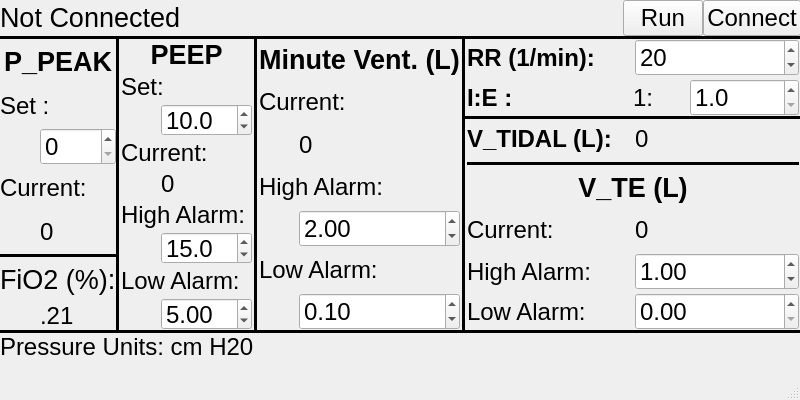
bruno2-ventilator/bruno2, file raspi/vent_gui.ui: the form before one commit.
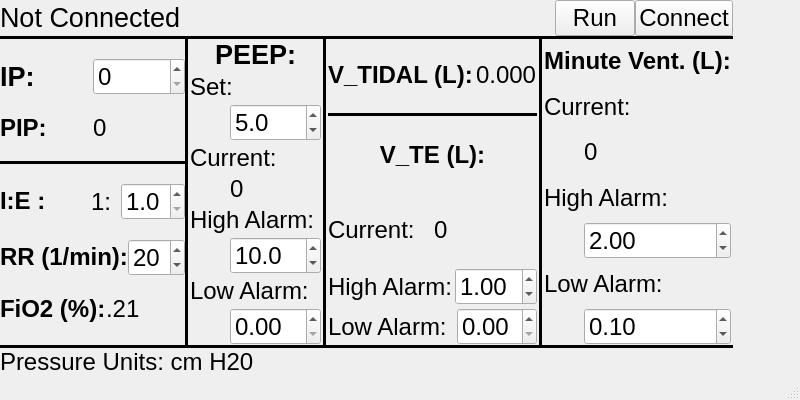
The form after the commit.

Diff of the .ui file:
```diff
--- a/raspi/vent_gui.ui
+++ b/raspi/vent_gui.ui
@@ -20,19 +20,28 @@
    <string>MainWindow</string>
   </property>
   <widget class="QWidget" name="centralwidget">
+   <property name="maximumSize">
+    <size>
+     <width>800</width>
+     <height>400</height>
+    </size>
+   </property>
    <widget class="QWidget" name="verticalLayoutWidget_4">
     <property name="geometry">
      <rect>
       <x>0</x>
       <y>0</y>
       <width>801</width>
-      <height>361</height>
+      <height>392</height>
      </rect>
     </property>
-    <layout class="QVBoxLayout" name="verticalLayout_4" stretch="1,1,8,0,1">
+    <layout class="QVBoxLayout" name="verticalLayout_4" stretch="1,1,1,1,1">
      <property name="spacing">
       <number>0</number>
      </property>
+     <property name="sizeConstraint">
+      <enum>QLayout::SetFixedSize</enum>
+     </property>
      <item>
       <layout class="QHBoxLayout" name="horizontalLayout_8">
        <item>
@@ -121,6 +130,12 @@
      </item>
      <item>
       <widget class="QWidget" name="settings_widget" native="true">
+       <property name="sizePolicy">
+        <sizepolicy hsizetype="Fixed" vsizetype="Preferred">
+         <horstretch>0</horstretch>
+         <verstretch>0</verstretch>
+        </sizepolicy>
+       </property>
        <layout class="QGridLayout" name="gridLayout">
         <property name="leftMargin">
          <number>0</number>
@@ -138,63 +153,45 @@
          <number>0</number>
         </property>
         <item row="0" column="0">
-         <layout class="QHBoxLayout" name="settings_vbox" stretch="0,1,0,1,0,1,1">
+         <layout class="QHBoxLayout" name="settings_vbox" stretch="3,1,3,1,2,1,2">
           <property name="spacing">
            <number>0</number>
           </property>
           <item>
-           <layout class="QVBoxLayout" name="verticalLayout_3" stretch="1,1,1,1,1,1,1,0">
+           <layout class="QVBoxLayout" name="verticalLayout_3" stretch="1,1,1,1,1,1">
+            <property name="spacing">
+             <number>0</number>
+            </property>
             <item>
-             <widget class="QLabel" name="label_24">
-              <property name="font">
-               <font>
-                <pointsize>20</pointsize>
-                <weight>75</weight>
-                <bold>true</bold>
-               </font>
+             <layout class="QHBoxLayout" name="horizontalLayout_12">
+              <property name="spacing">
+               <number>0</number>
               </property>
-              <property name="text">
-               <string>P_PEAK</string>
-              </property>
-              <property name="alignment">
-               <set>Qt::AlignCenter</set>
-              </property>
-             </widget>
-            </item>
-            <item>
-             <widget class="QLabel" name="label">
-              <property name="font">
-               <font>
-                <pointsize>18</pointsize>
-                <weight>50</weight>
-                <bold>false</bold>
-               </font>
-              </property>
-              <property name="text">
-               <string>Set :</string>
-              </property>
-             </widget>
-            </item>
-            <item>
-             <layout class="QHBoxLayout" name="horizontalLayout_2">
               <item>
-               <spacer name="horizontalSpacer">
-                <property name="orientation">
-                 <enum>Qt::Horizontal</enum>
+               <widget class="QLabel" name="label_24">
+                <property name="sizePolicy">
+                 <sizepolicy hsizetype="Preferred" vsizetype="Fixed">
+                  <horstretch>0</horstretch>
+                  <verstretch>0</verstretch>
+                 </sizepolicy>
                 </property>
-                <property name="sizeType">
-                 <enum>QSizePolicy::Fixed</enum>
+                <property name="font">
+                 <font>
+                  <pointsize>20</pointsize>
+                  <weight>75</weight>
+                  <bold>true</bold>
+                 </font>
                 </property>
-                <property name="sizeHint" stdset="0">
-                 <size>
-                  <width>40</width>
-                  <height>20</height>
-                 </size>
+                <property name="text">
+                 <string>IP:</string>
                 </property>
-               </spacer>
+                <property name="alignment">
+                 <set>Qt::AlignLeading|Qt::AlignLeft|Qt::AlignVCenter</set>
+                </property>
+               </widget>
               </item>
               <item>
-               <widget class="QDoubleSpinBox" name="p_peak_set_entry">
+               <widget class="QDoubleSpinBox" name="ip_set_entry">
                 <property name="font">
                  <font>
                   <pointsize>18</pointsize>
@@ -212,40 +209,42 @@
               </item>
              </layout>
             </item>
-            <item>
-             <widget class="QLabel" name="label_2">
-              <property name="font">
-               <font>
-                <pointsize>18</pointsize>
-                <weight>50</weight>
-                <bold>false</bold>
-               </font>
-              </property>
-              <property name="text">
-               <string>Current:</string>
-              </property>
-             </widget>
-            </item>
             <item>
              <layout class="QHBoxLayout" name="horizontalLayout_3">
+              <property name="spacing">
+               <number>0</number>
+              </property>
               <item>
-               <spacer name="horizontalSpacer_2">
-                <property name="orientation">
-                 <enum>Qt::Horizontal</enum>
+               <widget class="QLabel" name="label_2">
+                <property name="sizePolicy">
+                 <sizepolicy hsizetype="Preferred" vsizetype="Fixed">
+                  <horstretch>0</horstretch>
+                  <verstretch>0</verstretch>
+                 </sizepolicy>
                 </property>
-                <property name="sizeType">
-                 <enum>QSizePolicy::Fixed</enum>
+                <property name="font">
+                 <font>
+                  <pointsize>18</pointsize>
+                  <weight>75</weight>
+                  <bold>true</bold>
+                 </font>
                 </property>
-                <property name="sizeHint" stdset="0">
-                 <size>
-                  <width>40</width>
-                  <height>20</height>
-                 </size>
+                <property name="text">
+                 <string>PIP:</string>
                 </property>
-               </spacer>
+                <property name="alignment">
+                 <set>Qt::AlignLeading|Qt::AlignLeft|Qt::AlignVCenter</set>
+                </property>
+               </widget>
               </item>
               <item>
-               <widget class="QLabel" name="p_peak_current_out">
+               <widget class="QLabel" name="pip_current_out">
+                <property name="sizePolicy">
+                 <sizepolicy hsizetype="Preferred" vsizetype="Fixed">
+                  <horstretch>0</horstretch>
+                  <verstretch>0</verstretch>
+                 </sizepolicy>
+                </property>
                 <property name="font">
                  <font>
                   <pointsize>18</pointsize>
@@ -274,37 +273,146 @@
              </widget>
             </item>
             <item>
-             <widget class="QLabel" name="label_11">
-              <property name="font">
-               <font>
-                <pointsize>20</pointsize>
-               </font>
+             <layout class="QHBoxLayout" name="horizontalLayout_14" stretch="3,1,2">
+              <property name="spacing">
+               <number>0</number>
               </property>
-              <property name="text">
-               <string>FiO2 (%):</string>
+              <item>
+               <widget class="QLabel" name="label_15">
+                <property name="sizePolicy">
+                 <sizepolicy hsizetype="Preferred" vsizetype="Fixed">
+                  <horstretch>0</horstretch>
+                  <verstretch>0</verstretch>
+                 </sizepolicy>
+                </property>
+                <property name="font">
+                 <font>
+                  <pointsize>18</pointsize>
+                  <weight>75</weight>
+                  <bold>true</bold>
+                 </font>
+                </property>
+                <property name="text">
+                 <string>I:E :</string>
+                </property>
+               </widget>
+              </item>
+              <item>
+               <widget class="QLabel" name="label_16">
+                <property name="font">
+                 <font>
+                  <pointsize>18</pointsize>
+                 </font>
+                </property>
+                <property name="text">
+                 <string>1:</string>
+                </property>
+               </widget>
+              </item>
+              <item>
+               <widget class="QDoubleSpinBox" name="ie_set_entry">
+                <property name="font">
+                 <font>
+                  <pointsize>18</pointsize>
+                 </font>
+                </property>
+                <property name="decimals">
+                 <number>1</number>
+                </property>
+                <property name="minimum">
+                 <double>1.000000000000000</double>
+                </property>
+                <property name="maximum">
+                 <double>3.000000000000000</double>
+                </property>
+                <property name="singleStep">
+                 <double>0.500000000000000</double>
+                </property>
+               </widget>
+              </item>
+             </layout>
+            </item>
+            <item>
+             <layout class="QHBoxLayout" name="horizontalLayout_13">
+              <property name="spacing">
+               <number>0</number>
               </property>
-             </widget>
+              <item>
+               <widget class="QLabel" name="label_14">
+                <property name="sizePolicy">
+                 <sizepolicy hsizetype="Preferred" vsizetype="Fixed">
+                  <horstretch>0</horstretch>
+                  <verstretch>0</verstretch>
+                 </sizepolicy>
+                </property>
+                <property name="font">
+                 <font>
+                  <pointsize>18</pointsize>
+                  <weight>75</weight>
+                  <bold>true</bold>
+                 </font>
+                </property>
+                <property name="text">
+                 <string>RR (1/min):</string>
+                </property>
+               </widget>
+              </item>
+              <item>
+               <widget class="QDoubleSpinBox" name="rr_set_entry">
+                <property name="font">
+                 <font>
+                  <pointsize>18</pointsize>
+                 </font>
+                </property>
+                <property name="decimals">
+                 <number>0</number>
+                </property>
+                <property name="minimum">
+                 <double>6.000000000000000</double>
+                </property>
+                <property name="maximum">
+                 <double>40.000000000000000</double>
+                </property>
+                <property name="value">
+                 <double>20.000000000000000</double>
+                </property>
+               </widget>
+              </item>
+             </layout>
             </item>
             <item>
              <layout class="QHBoxLayout" name="horizontalLayout">
+              <property name="spacing">
+               <number>0</number>
+              </property>
               <item>
-               <spacer name="horizontalSpacer_11">
-                <property name="orientation">
-                 <enum>Qt::Horizontal</enum>
+               <widget class="QLabel" name="label_11">
+                <property name="sizePolicy">
+                 <sizepolicy hsizetype="Preferred" vsizetype="Fixed">
+                  <horstretch>0</horstretch>
+                  <verstretch>0</verstretch>
+                 </sizepolicy>
                 </property>
-                <property name="sizeType">
-                 <enum>QSizePolicy::Fixed</enum>
+                <property name="font">
+                 <font>
+                  <pointsize>18</pointsize>
+                  <weight>75</weight>
+                  <bold>true</bold>
+                 </font>
                 </property>
-                <property name="sizeHint" stdset="0">
-                 <size>
-                  <width>40</width>
-                  <height>20</height>
-                 </size>
+                <property name="text">
+                 <string>FiO2 (%):</string>
                 </property>
-               </spacer>
+               </widget>
               </item>
               <item>
                <widget class="QLabel" name="fiO2_out">
+                <property name="sizePolicy">
+                 <sizepolicy hsizetype="Preferred" vsizetype="Fixed">
+                  <horstretch>0</horstretch>
+                  <verstretch>0</verstretch>
+                 </sizepolicy>
+                </property>
                 <property name="font">
                  <font>
                   <pointsize>18</pointsize>
@@ -370,7 +478,7 @@
                </font>
               </property>
               <property name="text">
-               <string>PEEP</string>
+               <string>PEEP:</string>
               </property>
               <property name="alignment">
                <set>Qt::AlignCenter</set>
@@ -425,7 +533,7 @@
                  <double>25.000000000000000</double>
                 </property>
                 <property name="value">
-                 <double>10.000000000000000</double>
+                 <double>5.000000000000000</double>
                 </property>
                </widget>
               </item>
@@ -527,7 +635,7 @@
                  <double>35.000000000000000</double>
                 </property>
                 <property name="value">
-                 <double>15.000000000000000</double>
+                 <double>10.000000000000000</double>
                 </property>
                </widget>
               </item>
@@ -578,7 +686,205 @@
                  <double>25.000000000000000</double>
                 </property>
                 <property name="value">
-                 <double>5.000000000000000</double>
+                 <double>0.000000000000000</double>
+                </property>
+               </widget>
+              </item>
+             </layout>
+            </item>
+           </layout>
+          </item>
+          <item>
+           <widget class="Line" name="line_5">
+            <property name="frameShadow">
+             <enum>QFrame::Plain</enum>
+            </property>
+            <property name="lineWidth">
+             <number>4</number>
+            </property>
+            <property name="orientation">
+             <enum>Qt::Vertical</enum>
+            </property>
+           </widget>
+          </item>
+          <item>
+           <layout class="QVBoxLayout" name="verticalLayout_13">
+            <property name="spacing">
+             <number>3</number>
+            </property>
+            <property name="leftMargin">
+             <number>2</number>
+            </property>
+            <property name="rightMargin">
+             <number>2</number>
+            </property>
+            <item>
+             <layout class="QHBoxLayout" name="horizontalLayout_15">
+              <item>
+               <widget class="QLabel" name="label_17">
+                <property name="font">
+                 <font>
+                  <pointsize>18</pointsize>
+                  <weight>75</weight>
+                  <bold>true</bold>
+                 </font>
+                </property>
+                <property name="text">
+                 <string>V_TIDAL (L):</string>
+                </property>
+               </widget>
+              </item>
+              <item>
+               <widget class="QLabel" name="v_tidal_out">
+                <property name="sizePolicy">
+                 <sizepolicy hsizetype="Fixed" vsizetype="Preferred">
+                  <horstretch>0</horstretch>
+                  <verstretch>0</verstretch>
+                 </sizepolicy>
+                </property>
+                <property name="font">
+                 <font>
+                  <pointsize>18</pointsize>
+                 </font>
+                </property>
+                <property name="text">
+                 <string>0.000</string>
+                </property>
+               </widget>
+              </item>
+             </layout>
+            </item>
+            <item>
+             <widget class="Line" name="line_7">
+              <property name="frameShadow">
+               <enum>QFrame::Plain</enum>
+              </property>
+              <property name="lineWidth">
+               <number>4</number>
+              </property>
+              <property name="orientation">
+               <enum>Qt::Horizontal</enum>
+              </property>
+             </widget>
+            </item>
+            <item>
+             <widget class="QLabel" name="label_19">
+              <property name="font">
+               <font>
+                <pointsize>18</pointsize>
+                <weight>75</weight>
+                <bold>true</bold>
+               </font>
+              </property>
+              <property name="text">
+               <string>V_TE (L):</string>
+              </property>
+              <property name="alignment">
+               <set>Qt::AlignCenter</set>
+              </property>
+             </widget>
+            </item>
+            <item>
+             <layout class="QHBoxLayout" name="horizontalLayout_16">
+              <item>
+               <widget class="QLabel" name="label_21">
+                <property name="font">
+                 <font>
+                  <pointsize>18</pointsize>
+                 </font>
+                </property>
+                <property name="text">
+                 <string>Current:</string>
+                </property>
+               </widget>
+              </item>
+              <item>
+               <widget class="QLabel" name="v_te_current_out">
+                <property name="font">
+                 <font>
+                  <pointsize>18</pointsize>
+                 </font>
+                </property>
+                <property name="text">
+                 <string>0</string>
+                </property>
+               </widget>
+              </item>
+             </layout>
+            </item>
+            <item>
+             <layout class="QHBoxLayout" name="horizontalLayout_17">
+              <item>
+               <layout class="QHBoxLayout" name="horizontalLayout_18">
+                <item>
+                 <widget class="QLabel" name="label_22">
+                  <property name="font">
+                   <font>
+                    <pointsize>18</pointsize>
+                   </font>
+                  </property>
+                  <property name="text">
+                   <string>High Alarm:</string>
+                  </property>
+                 </widget>
+                </item>
+                <item>
+                 <widget class="QDoubleSpinBox" name="v_te_high_entry">
+                  <property name="font">
+                   <font>
+                    <pointsize>18</pointsize>
+                   </font>
+                  </property>
+                  <property name="decimals">
+                   <number>2</number>
+                  </property>
+                  <property name="maximum">
+                   <double>3.000000000000000</double>
+                  </property>
+                  <property name="singleStep">
+                   <double>0.010000000000000</double>
+                  </property>
+                  <property name="value">
+                   <double>1.000000000000000</double>
+                  </property>
+                 </widget>
+                </item>
+               </layout>
+              </item>
+             </layout>
+            </item>
+            <item>
+             <layout class="QHBoxLayout" name="horizontalLayout_20">
+              <item>
+               <widget class="QLabel" name="label_23">
+                <property name="font">
+                 <font>
+                  <pointsize>18</pointsize>
+                 </font>
+                </property>
+                <property name="text">
+                 <string>Low Alarm: </string>
+                </property>
+               </widget>
+              </item>
+              <item>
+               <widget class="QDoubleSpinBox" name="v_te_low_entry">
+                <property name="font">
+                 <font>
+                  <pointsize>18</pointsize>
+                 </font>
+                </property>
+                <property name="decimals">
+                 <number>2</number>
+                </property>
+                <property name="minimum">
+                 <double>0.000000000000000</double>
+                </property>
+                <property name="maximum">
+                 <double>3.000000000000000</double>
+                </property>
+                <property name="singleStep">
+                 <double>0.010000000000000</double>
                 </property>
                </widget>
               </item>
@@ -614,13 +920,13 @@
              <widget class="QLabel" name="label_28">
               <property name="font">
                <font>
-                <pointsize>20</pointsize>
+                <pointsize>18</pointsize>
                 <weight>75</weight>
                 <bold>true</bold>
                </font>
               </property>
               <property name="text">
-               <string>Minute Vent. (L)</string>
+               <string>Minute Vent. (L):</string>
               </property>
               <property name="alignment">
                <set>Qt::AlignCenter</set>
@@ -785,318 +1091,6 @@
             </item>
            </layout>
           </item>
-          <item>
-           <widget class="Line" name="line_5">
-            <property name="frameShadow">
-             <enum>QFrame::Plain</enum>
-            </property>
-            <property name="lineWidth">
-             <number>4</number>
-            </property>
-            <property name="orientation">
-             <enum>Qt::Vertical</enum>
-            </property>
-           </widget>
-          </item>
-          <item>
-           <layout class="QVBoxLayout" name="verticalLayout_2" stretch="2,1,3">
-            <item>
-             <layout class="QVBoxLayout" name="verticalLayout_12">
-              <property name="spacing">
-               <number>3</number>
-              </property>
-              <property name="leftMargin">
-               <number>2</number>
-              </property>
-              <property name="rightMargin">
-               <number>2</number>
-              </property>
-              <item>
-               <layout class="QHBoxLayout" name="horizontalLayout_13">
-                <item>
-                 <widget class="QLabel" name="label_14">
-                  <property name="font">
-                   <font>
-                    <pointsize>18</pointsize>
-                    <weight>75</weight>
-                    <bold>true</bold>
-                   </font>
-                  </property>
-                  <property name="text">
-                   <string>RR (1/min):</string>
-                  </property>
-                 </widget>
-                </item>
-                <item>
-                 <widget class="QDoubleSpinBox" name="rr_set_entry">
-                  <property name="font">
-                   <font>
-                    <pointsize>18</pointsize>
-                   </font>
-                  </property>
-                  <property name="decimals">
-                   <number>0</number>
-                  </property>
-                  <property name="minimum">
-                   <double>6.000000000000000</double>
-                  </property>
-                  <property name="maximum">
-                   <double>40.000000000000000</double>
-                  </property>
-                  <property name="value">
-                   <double>20.000000000000000</double>
-                  </property>
-                 </widget>
-                </item>
-               </layout>
-              </item>
-              <item>
-               <layout class="QHBoxLayout" name="horizontalLayout_14" stretch="3,1,2">
-                <item>
-                 <widget class="QLabel" name="label_15">
-                  <property name="font">
-                   <font>
-                    <pointsize>18</pointsize>
-                    <weight>75</weight>
-                    <bold>true</bold>
-                   </font>
-                  </property>
-                  <property name="text">
-                   <string>I:E :</string>
-                  </property>
-                 </widget>
-                </item>
-                <item>
-                 <widget class="QLabel" name="label_16">
-                  <property name="font">
-                   <font>
-                    <pointsize>18</pointsize>
-                   </font>
-                  </property>
-                  <property name="text">
-                   <string>1:</string>
-                  </property>
-                 </widget>
-                </item>
-                <item>
-                 <widget class="QDoubleSpinBox" name="ie_set_entry">
-                  <property name="font">
-                   <font>
-                    <pointsize>18</pointsize>
-                   </font>
-                  </property>
-                  <property name="decimals">
-                   <number>1</number>
-                  </property>
-                  <property name="minimum">
-                   <double>1.000000000000000</double>
-                  </property>
-                  <property name="maximum">
-                   <double>3.000000000000000</double>
-                  </property>
-                  <property name="singleStep">
-                   <double>0.500000000000000</double>
-                  </property>
-                 </widget>
-                </item>
-               </layout>
-              </item>
-             </layout>
-            </item>
-            <item>
-             <widget class="Line" name="line_6">
-              <property name="frameShadow">
-               <enum>QFrame::Plain</enum>
-              </property>
-              <property name="lineWidth">
-               <number>4</number>
-              </property>
-              <property name="orientation">
-               <enum>Qt::Horizontal</enum>
-              </property>
-             </widget>
-            </item>
-            <item>
-             <layout class="QVBoxLayout" name="verticalLayout_13">
-              <property name="spacing">
-               <number>3</number>
-              </property>
-              <property name="leftMargin">
-               <number>2</number>
-              </property>
-              <property name="rightMargin">
-               <number>2</number>
-              </property>
-              <item>
-               <layout class="QHBoxLayout" name="horizontalLayout_15">
-                <item>
-                 <widget class="QLabel" name="label_17">
-                  <property name="font">
-                   <font>
-                    <pointsize>18</pointsize>
-                    <weight>75</weight>
-                    <bold>true</bold>
-                   </font>
-                  </property>
-                  <property name="text">
-                   <string>V_TIDAL (L):</string>
-                  </property>
-                 </widget>
-                </item>
-                <item>
-                 <widget class="QLabel" name="v_tidal_out">
-                  <property name="font">
-                   <font>
-                    <pointsize>18</pointsize>
-                   </font>
-                  </property>
-                  <property name="text">
-                   <string>0</string>
-                  </property>
-                 </widget>
-                </item>
-               </layout>
-              </item>
-              <item>
-               <widget class="Line" name="line_7">
-                <property name="frameShadow">
-                 <enum>QFrame::Plain</enum>
-                </property>
-                <property name="lineWidth">
-                 <number>4</number>
-                </property>
-                <property name="orientation">
-                 <enum>Qt::Horizontal</enum>
-                </property>
-               </widget>
-              </item>
-              <item>
-               <widget class="QLabel" name="label_19">
-                <property name="font">
-                 <font>
-                  <pointsize>20</pointsize>
-                  <weight>75</weight>
-                  <bold>true</bold>
-                 </font>
-                </property>
-                <property name="text">
-                 <string>V_TE (L)</string>
-                </property>
-                <property name="alignment">
-                 <set>Qt::AlignCenter</set>
-                </property>
-               </widget>
-              </item>
-              <item>
-               <layout class="QHBoxLayout" name="horizontalLayout_16">
-                <item>
-                 <widget class="QLabel" name="label_21">
-                  <property name="font">
-                   <font>
-                    <pointsize>18</pointsize>
-                   </font>
-                  </property>
-                  <property name="text">
-                   <string>Current:</string>
-                  </property>
-                 </widget>
-                </item>
-                <item>
-                 <widget class="QLabel" name="v_te_current_out">
-                  <property name="font">
-                   <font>
-                    <pointsize>18</pointsize>
-                   </font>
-                  </property>
-                  <property name="text">
-                   <string>0</string>
-                  </property>
-                 </widget>
-                </item>
-               </layout>
-              </item>
-              <item>
-               <layout class="QHBoxLayout" name="horizontalLayout_17">
-                <item>
-                 <layout class="QHBoxLayout" name="horizontalLayout_18">
-                  <item>
-                   <widget class="QLabel" name="label_22">
-                    <property name="font">
-                     <font>
-                      <pointsize>18</pointsize>
-                     </font>
-                    </property>
-                    <property name="text">
-                     <string>High Alarm:</string>
-                    </property>
-                   </widget>
-                  </item>
-                  <item>
-                   <widget class="QDoubleSpinBox" name="v_te_high_entry">
-                    <property name="font">
-                     <font>
-                      <pointsize>18</pointsize>
-                     </font>
-                    </property>
-                    <property name="decimals">
-                     <number>2</number>
-                    </property>
-                    <property name="maximum">
-                     <double>3.000000000000000</double>
-                    </property>
-                    <property name="singleStep">
-                     <double>0.010000000000000</double>
-                    </property>
-                    <property name="value">
-                     <double>1.000000000000000</double>
-                    </property>
-                   </widget>
-                  </item>
-                 </layout>
-                </item>
-               </layout>
-              </item>
-              <item>
-               <layout class="QHBoxLayout" name="horizontalLayout_20">
-                <item>
-                 <widget class="QLabel" name="label_23">
-                  <property name="font">
-                   <font>
-                    <pointsize>18</pointsize>
-                   </font>
-                  </property>
-                  <property name="text">
-                   <string>Low Alarm: </string>
-                  </property>
-                 </widget>
-                </item>
-                <item>
-                 <widget class="QDoubleSpinBox" name="v_te_low_entry">
-                  <property name="font">
-                   <font>
-                    <pointsize>18</pointsize>
-                   </font>
-                  </property>
-                  <property name="decimals">
-                   <number>2</number>
-                  </property>
-                  <property name="minimum">
-                   <double>0.000000000000000</double>
-                  </property>
-                  <property name="maximum">
-                   <double>3.000000000000000</double>
-                  </property>
-                  <property name="singleStep">
-                   <double>0.010000000000000</double>
-                  </property>
-                 </widget>
-                </item>
-               </layout>
-              </item>
-             </layout>
-            </item>
-           </layout>
-          </item>
          </layout>
         </item>
        </layout>
```
